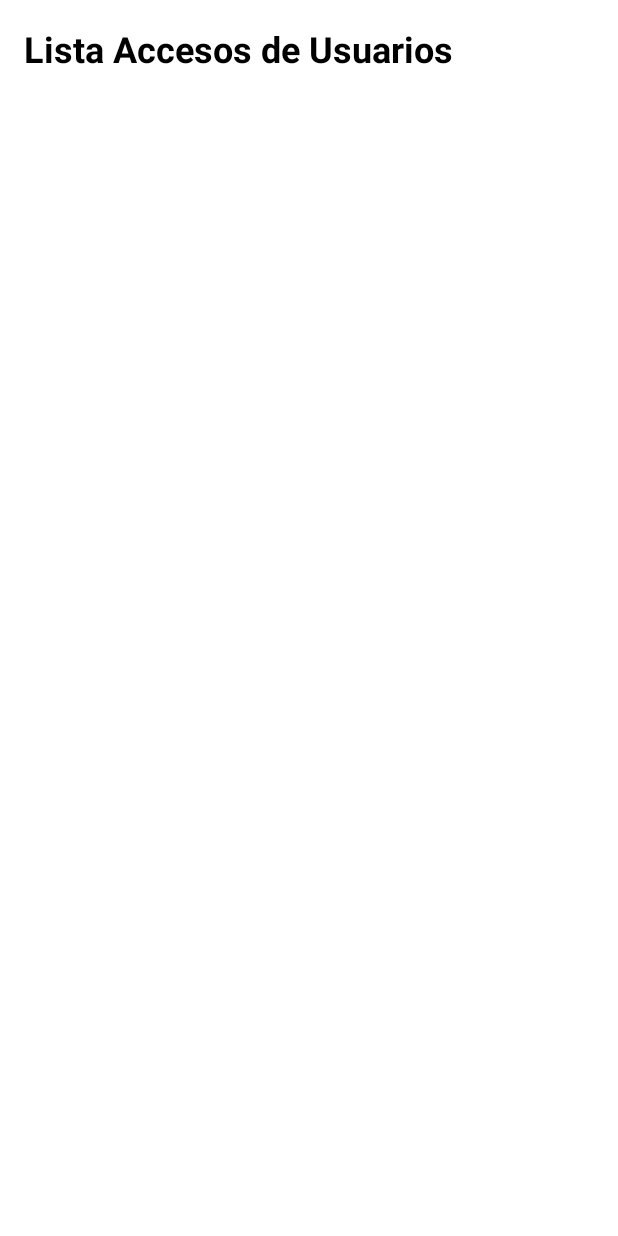
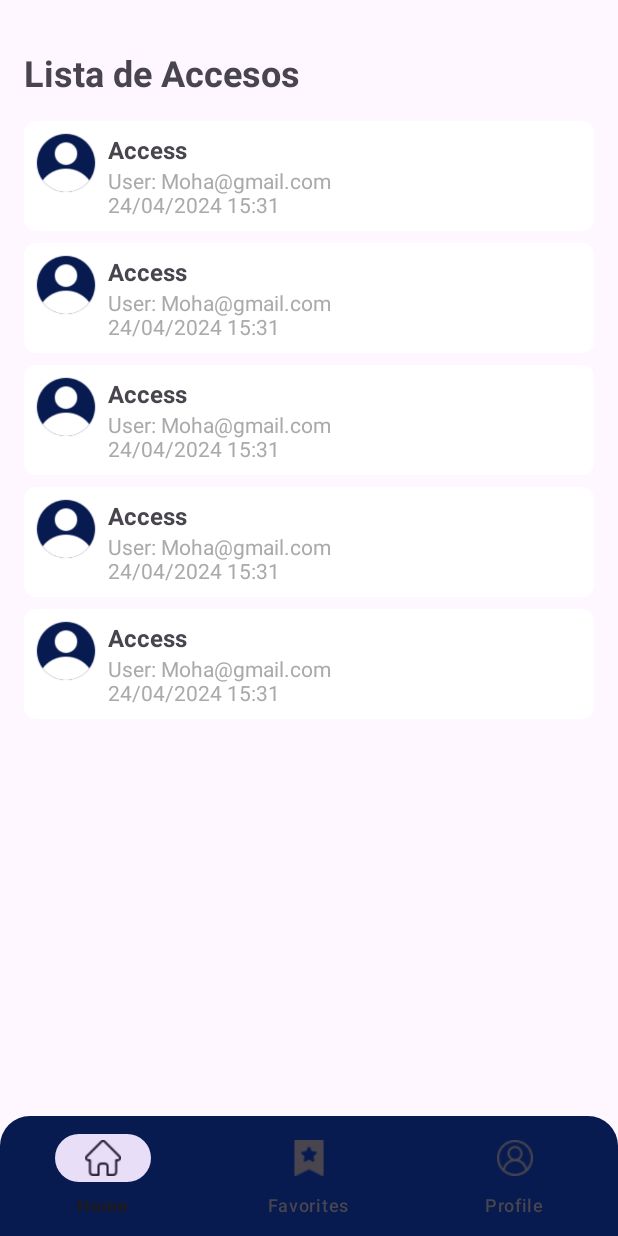
Before and after one commit to mlab1308/PROYECTO-DAM-Mohamed, an Android app: the adminDashboardActivity screen opened directly, with no data from a screen before it, on a phone screen of 412 x 824 dp. Run offline under Robolectric (Android 15) with nearby library versions, the phone set to English and light mode, and no system bars; Roboto replaces fonts that are not available here.

Commit message:
Recycler view admin lista accesos

```diff
--- a/AutolabibScan/app/src/main/java/iesmm/pmdm/autolabibscan/Activities/adminDashboardActivity.java
+++ b/AutolabibScan/app/src/main/java/iesmm/pmdm/autolabibscan/Activities/adminDashboardActivity.java
@@ -1,16 +1,38 @@
 package iesmm.pmdm.autolabibscan.Activities;
 
 import androidx.appcompat.app.AppCompatActivity;
+import androidx.recyclerview.widget.LinearLayoutManager;
+import androidx.recyclerview.widget.RecyclerView;
 
 import android.os.Bundle;
 
+import java.util.ArrayList;
+import java.util.List;
+
+import iesmm.pmdm.autolabibscan.Adapters.AccessAdapter;
+import iesmm.pmdm.autolabibscan.Models.AccessItem;
 import iesmm.pmdm.autolabibscan.R;
 
 public class adminDashboardActivity extends AppCompatActivity {
+    private RecyclerView recyclerView;
+    private AccessAdapter adapter;
+    private List<AccessItem> accessItemList;
 
     @Override
     protected void onCreate(Bundle savedInstanceState) {
         super.onCreate(savedInstanceState);
         setContentView(R.layout.activity_admin_dashboard);
+
+        recyclerView = findViewById(R.id.accessList);
+        recyclerView.setLayoutManager(new LinearLayoutManager(this));
+
+        // Crear una lista de ejemplos de AccessItem
+        accessItemList = new ArrayList<>();
+        for (int i = 0; i < 5; i++) {
+            accessItemList.add(new AccessItem("Moha@gmail.com", "24/04/2024 15:31"));
+        }
+
+        adapter = new AccessAdapter(accessItemList);
+        recyclerView.setAdapter(adapter);
     }
 }
--- /dev/null
+++ b/AutolabibScan/app/src/main/java/iesmm/pmdm/autolabibscan/Adapters/AccessAdapter.java
@@ -0,0 +1,54 @@
+package iesmm.pmdm.autolabibscan.Adapters;
+
+import android.view.LayoutInflater;
+import android.view.View;
+import android.view.ViewGroup;
+
+import android.widget.ImageView;
+import android.widget.TextView;
+import androidx.recyclerview.widget.RecyclerView;
+
+import java.util.List;
+
+import iesmm.pmdm.autolabibscan.Models.AccessItem;
+import iesmm.pmdm.autolabibscan.R;
+
+public class AccessAdapter extends RecyclerView.Adapter<AccessAdapter.ViewHolder> {
+
+    private List<AccessItem> accessItems;
+
+    public AccessAdapter(List<AccessItem> accessItems) {
+        this.accessItems = accessItems;
+    }
+
+    @Override
+    public ViewHolder onCreateViewHolder(ViewGroup parent, int viewType) {
+        View view = LayoutInflater.from(parent.getContext()).inflate(R.layout.item_access, parent, false);
+        return new ViewHolder(view);
+    }
+
+    @Override
+    public void onBindViewHolder(ViewHolder holder, int position) {
+        AccessItem item = accessItems.get(position);
+        holder.accessTitle.setText("Access");
+        holder.accessDetails.setText("User: " + item.getEmail() + "\n" + item.getDate());
+    }
+
+    @Override
+    public int getItemCount() {
+        return accessItems.size();
+    }
+
+    public class ViewHolder extends RecyclerView.ViewHolder {
+        public TextView accessTitle;
+        public TextView accessDetails;
+        public ImageView userIcon;
+
+        public ViewHolder(View itemView) {
+            super(itemView);
+            accessTitle = itemView.findViewById(R.id.accessTitle);
+            accessDetails = itemView.findViewById(R.id.accessDetails);
+            userIcon = itemView.findViewById(R.id.userIcon);
+        }
+    }
+}
--- /dev/null
+++ b/AutolabibScan/app/src/main/java/iesmm/pmdm/autolabibscan/Models/AccessItem.java
@@ -0,0 +1,19 @@
+package iesmm.pmdm.autolabibscan.Models;
+
+public class AccessItem {
+    private String email;
+    private String date;
+
+    public AccessItem(String email, String date) {
+        this.email = email;
+        this.date = date;
+    }
+
+    public String getEmail() {
+        return email;
+    }
+
+    public String getDate() {
+        return date;
+    }
+}
--- /dev/null
+++ b/AutolabibScan/app/src/main/res/drawable/rounded_card.xml
@@ -0,0 +1,8 @@
+<?xml version="1.0" encoding="utf-8"?>
+<shape xmlns:android="http://schemas.android.com/apk/res/android">
+    <solid android:color="@android:color/white"/>
+    <corners android:radius="8dp"/>
+    <shadowColor android:color="@android:color/darker_gray"/>
+    <shadowDx android:radius="2dp"/>
+    <shadowDy android:radius="2dp"/>
+</shape>
--- a/AutolabibScan/app/src/main/res/layout/activity_admin_dashboard.xml
+++ b/AutolabibScan/app/src/main/res/layout/activity_admin_dashboard.xml
@@ -1,21 +1,43 @@
 <?xml version="1.0" encoding="utf-8"?>
-<RelativeLayout xmlns:android="http://schemas.android.com/apk/res/android"
+<androidx.coordinatorlayout.widget.CoordinatorLayout xmlns:android="http://schemas.android.com/apk/res/android"
     xmlns:app="http://schemas.android.com/apk/res-auto"
-    xmlns:tools="http://schemas.android.com/tools"
     android:layout_width="match_parent"
-    android:layout_height="match_parent"
-    android:background="@color/white"
-    tools:context=".Activities.adminDashboardActivity">
+    android:layout_height="match_parent">
 
-    <TextView
-        android:id="@+id/txtHeader"
+    <LinearLayout
+        android:layout_width="match_parent"
+        android:layout_height="match_parent"
+        android:orientation="vertical"
+        android:padding="16dp">
+
+        <TextView
+            android:id="@+id/title"
+            android:layout_width="wrap_content"
+            android:layout_height="wrap_content"
+            android:text="Lista de Accesos"
+            android:textSize="24sp"
+            android:textStyle="bold"
+            android:layout_gravity="start"
+            android:layout_marginTop="16dp"
+            android:layout_marginBottom="16dp" />
+
+        <androidx.recyclerview.widget.RecyclerView
+            android:id="@+id/accessList"
+            android:layout_width="match_parent"
+            android:layout_height="0dp"
+            android:layout_weight="1"
+            android:clipToPadding="false"
+            android:paddingBottom="16dp"
+            android:scrollbars="vertical" />
+
+    </LinearLayout>
+
+    <com.google.android.material.bottomnavigation.BottomNavigationView
+        android:id="@+id/bottom_navigation"
         android:layout_width="match_parent"
         android:layout_height="wrap_content"
-        android:text="Lista Accesos de Usuarios"
-        android:textSize="24sp"
-        android:textStyle="bold"
-        android:padding="16dp"
-        android:background="@color/white"
-        android:textColor="@color/black"/>
+        android:layout_gravity="bottom"
+        android:background="@drawable/rounded_bottom_navigation"
+        app:menu="@menu/bottom_navigation_menu" />
 
-</RelativeLayout>
+</androidx.coordinatorlayout.widget.CoordinatorLayout>
--- /dev/null
+++ b/AutolabibScan/app/src/main/res/layout/item_access.xml
@@ -0,0 +1,41 @@
+<?xml version="1.0" encoding="utf-8"?>
+<LinearLayout
+    xmlns:android="http://schemas.android.com/apk/res/android"
+    android:layout_width="match_parent"
+    android:layout_height="wrap_content"
+    android:orientation="horizontal"
+    android:padding="8dp"
+    android:background="@drawable/rounded_card"
+    android:layout_marginBottom="8dp">
+
+    <ImageView
+        android:layout_width="40dp"
+        android:layout_height="40dp"
+        android:src="@drawable/ic_user"
+        android:layout_marginEnd="8dp"
+        android:id="@+id/userIcon"
+        android:contentDescription="User icon" />
+
+    <LinearLayout
+        android:layout_width="0dp"
+        android:layout_height="wrap_content"
+        android:layout_weight="1"
+        android:orientation="vertical">
+
+        <TextView
+            android:id="@+id/accessTitle"
+            android:layout_width="wrap_content"
+            android:layout_height="wrap_content"
+            android:text="Access"
+            android:textSize="16sp"
+            android:textStyle="bold" />
+
+        <TextView
+            android:id="@+id/accessDetails"
+            android:layout_width="wrap_content"
+            android:layout_height="wrap_content"
+            android:text="User: example@gmail.com\n24/04/2024 15:31"
+            android:textSize="14sp"
+            android:textColor="@android:color/darker_gray" />
+    </LinearLayout>
+</LinearLayout>
```
Also changed, not shown: AutolabibScan/app/src/main/res/drawable/ic_user.png (added).
